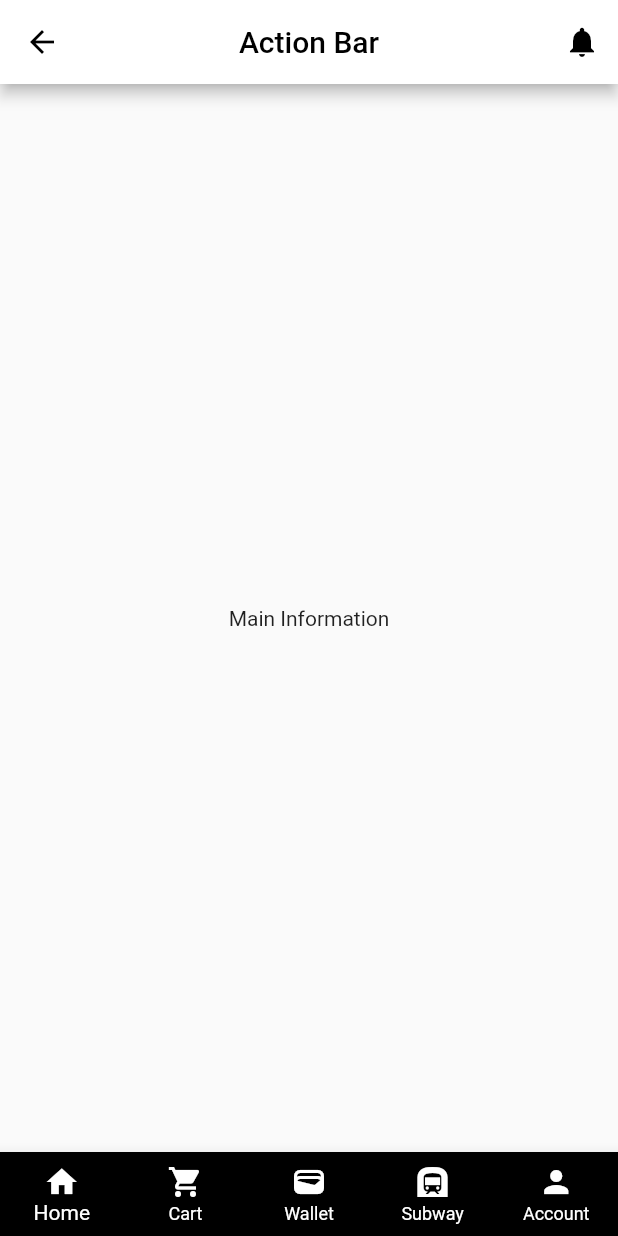
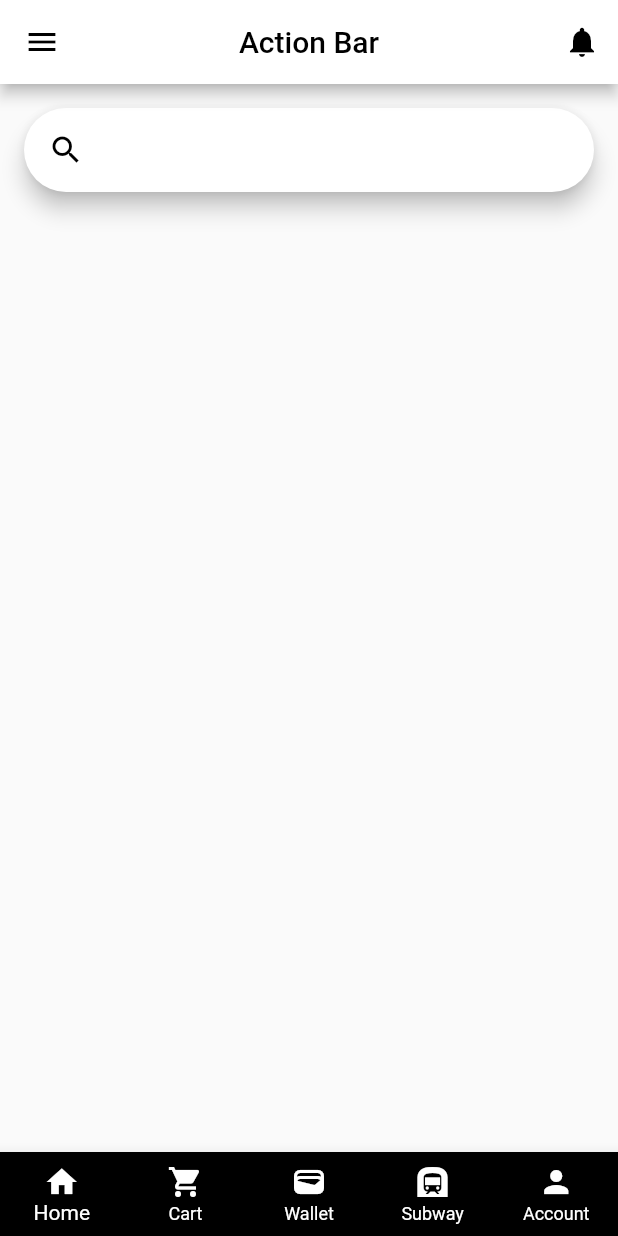
Before and after one commit to Adventure-SWD/Mobile, a Flutter app: the MyHomePage screen opened by its route, on a phone screen of 412 x 824 dp. Run offline on Flutter 3.47's test engine with Material 2 defaults, Android fonts, the phone set to English and light mode, and no system bars.

Commit message:
update search bar in home page

```diff
--- a/lib/app_bar.dart
+++ b/lib/app_bar.dart
@@ -8,7 +8,7 @@ class CustomAppBar extends StatelessWidget implements PreferredSizeWidget{
   Widget build(BuildContext context) {
     return AppBar(
       leading: IconButton(
-        icon: const Icon(Icons.arrow_back),
+        icon: const Icon(Icons.menu),
         onPressed: () {
 
         },
--- a/lib/home_page.dart
+++ b/lib/home_page.dart
@@ -1,4 +1,7 @@
 import 'package:flutter/material.dart';
+
+//Screen
+import 'package:metrofood/search_bar_app.dart';
 import 'app_bar.dart';
 import 'bottom_navigation_bar.dart';
 
@@ -15,13 +18,15 @@ class MyHomePage extends StatefulWidget {
 
 class _MyHomePageState extends State<MyHomePage> {
   int _currentIndex = 0;
+  bool isDark = false;
 
   @override
   Widget build(BuildContext context) {
     return Scaffold(
-      appBar: CustomAppBar(),
-      body: const Center(
-        child: Text('Main Information'),
+      appBar: const CustomAppBar(),
+      body: const Padding(
+        padding: EdgeInsets.all(8.0),
+        child: SearchBarApp(),
       ),
       bottomNavigationBar: CustomBottomNavigationBar(
         currentIndex: _currentIndex,
--- /dev/null
+++ b/lib/search_bar_app.dart
@@ -0,0 +1,57 @@
+import 'package:flutter/material.dart';
+
+class SearchBarApp extends StatefulWidget {
+  const SearchBarApp({super.key});
+
+  @override
+  State<StatefulWidget> createState()
+    => _SearchBarAppState();
+}
+
+class _SearchBarAppState extends State<SearchBarApp> {
+
+  @override
+  Widget build(BuildContext context) {
+    final ThemeData themeData = ThemeData();
+
+    return MaterialApp(
+      debugShowCheckedModeBanner: false,
+      theme: themeData,
+      home: Scaffold(
+        body: Padding(
+          padding: const EdgeInsets.all(8.0),
+          child: SearchAnchor(
+              builder: (BuildContext context, SearchController controller) {
+                return SearchBar(
+                  controller: controller,
+                  padding: const MaterialStatePropertyAll<EdgeInsets>(
+                      EdgeInsets.symmetric(horizontal: 16.0)),
+                  onTap: () {
+                    controller.openView();
+                  },
+                  onChanged: (_) {
+                    controller.openView();
+                  },
+                  leading: const Icon(Icons.search),
+                  trailing: const <Widget>[
+                  ],
+                );
+              }, suggestionsBuilder:
+              (BuildContext context, SearchController controller) {
+            return List<ListTile>.generate(5, (int index) {
+              final String item = 'item $index';
+              return ListTile(
+                title: Text(item),
+                onTap: () {
+                  setState(() {
+                    controller.closeView(item);
+                  });
+                },
+              );
+            });
+          }),
+        ),
+      ),
+    );
+  }
+}
```
